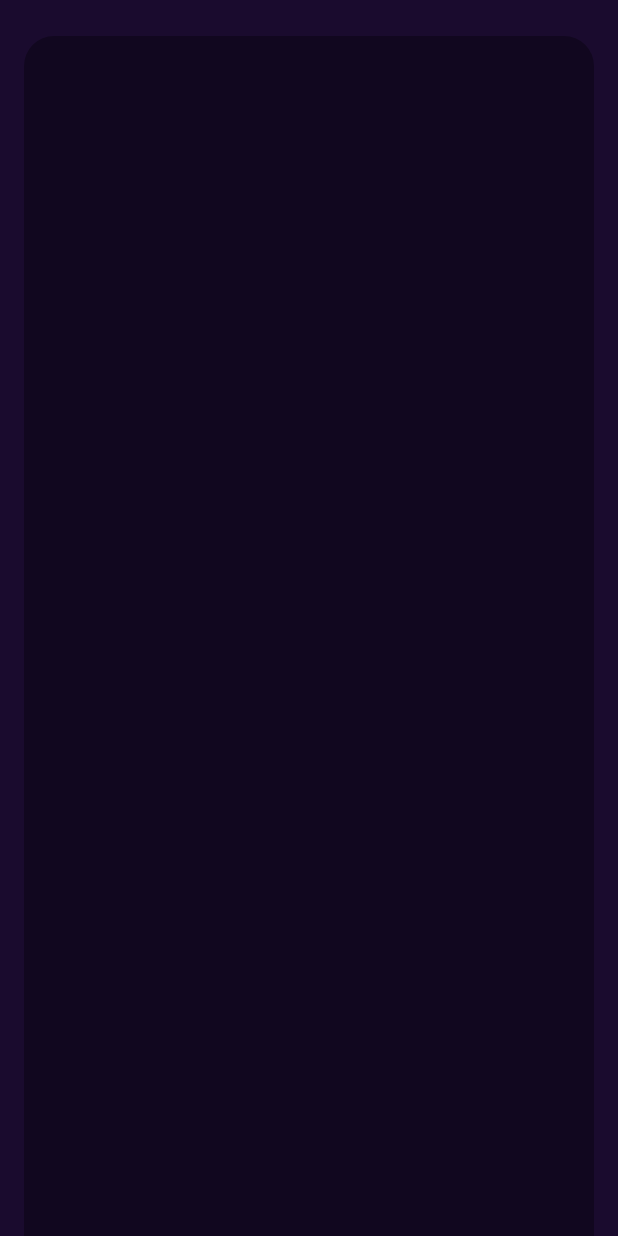
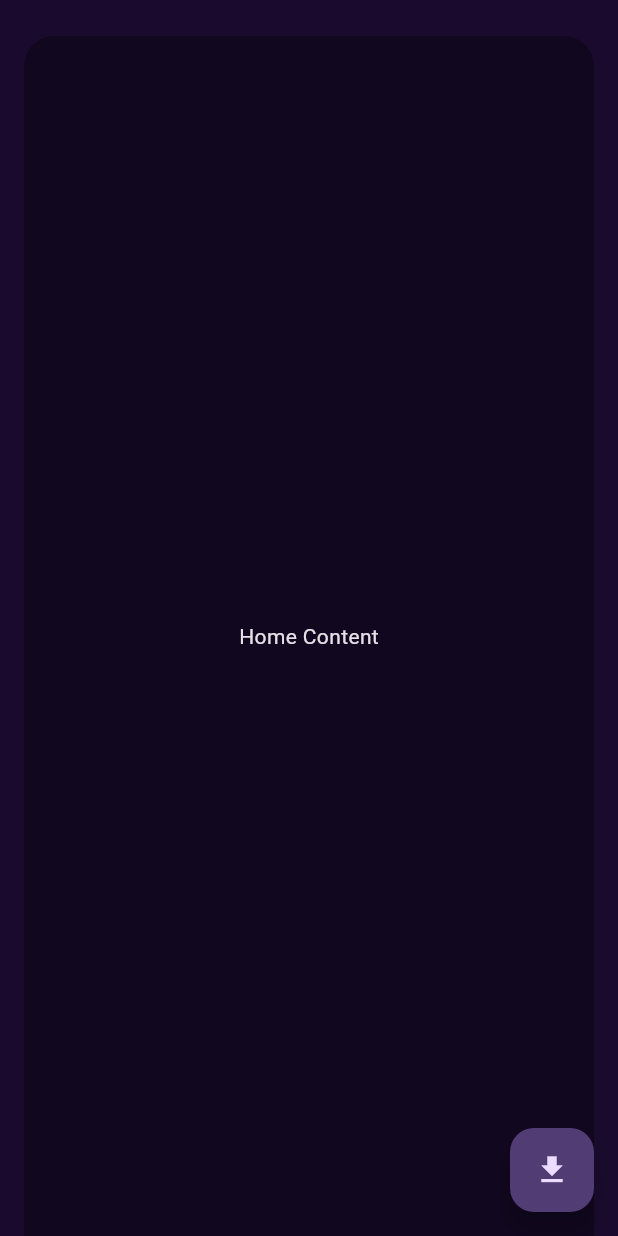
Before and after one commit to hamada-develop/my_portfolio, a Flutter app: the screen it shows after launch, on a phone screen of 412 x 824 dp. Run offline on Flutter 3.47's test engine with Material 3 defaults, Android fonts, the light colour scheme and no system bars; our stand-ins replace equatable, flutter_bloc, flutter_svg, google_fonts.

Commit message:
setup layout

```diff
--- a/lib/core/widgets/animated_floating_action_button.dart
+++ b/lib/core/widgets/animated_floating_action_button.dart
@@ -36,3 +36,46 @@ class AnimatedFloatingActionButton extends StatelessWidget {
     );
   }
 }
+
+
+class AnimatedFAB extends StatelessWidget {
+  final bool isVisible;
+  final VoidCallback onPressed;
+  final IconData icon;
+  final Color? backgroundColor;
+  final Color? foregroundColor;
+  final String? heroTag;
+  final Duration duration;
+
+  const AnimatedFAB({
+    super.key,
+    required this.isVisible,
+    required this.onPressed,
+    this.icon = Icons.add,
+    this.backgroundColor,
+    this.foregroundColor,
+    this.heroTag,
+    this.duration = const Duration(milliseconds: 400),
+  });
+
+  @override
+  Widget build(BuildContext context) {
+    return AnimatedScale(
+      scale: isVisible ? 1.0 : 0.0,
+      duration: duration,
+      curve: Curves.easeInOut,
+      child: AnimatedOpacity(
+        opacity: isVisible ? 1.0 : 0.0,
+        duration: duration,
+        curve: Curves.easeInOut,
+        child: FloatingActionButton(
+          onPressed: isVisible ? onPressed : null,
+          backgroundColor: backgroundColor,
+          foregroundColor: foregroundColor,
+          heroTag: heroTag,
+          child: Icon(icon),
+        ),
+      ),
+    );
+  }
+}
--- /dev/null
+++ b/lib/view/controller/home_state.dart
@@ -0,0 +1,21 @@
+part of 'home_cubit.dart';
+
+class HomeState extends Equatable {
+  final int destination;
+
+  final DeviceWide deviceWide;
+
+  const HomeState({required this.destination, required this.deviceWide});
+
+  @override
+  List<Object?> get props => [destination];
+
+  HomeState copyWith({int? destination, DeviceWide? deviceWide}) {
+    return HomeState(
+      destination: destination ?? this.destination,
+      deviceWide: deviceWide ?? this.deviceWide,
+    );
+  }
+}
+
+enum DeviceWide { small, medium, large }
--- a/lib/view/home_view2.dart
+++ b/lib/view/home_view2.dart
@@ -1,6 +1,10 @@
+import 'package:book/view/controller/home_cubit.dart';
+import 'package:book/view/widgets/home_content.dart';
 import 'package:flutter/material.dart';
+import 'package:flutter_bloc/flutter_bloc.dart';
 
 import '../core/animations.dart';
+import '../core/widgets/animated_floating_action_button.dart';
 import '../core/widgets/disappearing_navigation_rail.dart';
 
 class HomeView2 extends StatefulWidget {
@@ -12,26 +16,51 @@ class HomeView2 extends StatefulWidget {
 
 class _HomeView2State extends State<HomeView2>
     with SingleTickerProviderStateMixin {
-  late final _colorScheme = Theme.of(context).colorScheme;
+  late final AnimationController _controller;
+  late final RailAnimation _railAnimation;
+  late ColorScheme _colorScheme;
 
-  late final _controller = AnimationController(
-    duration: const Duration(milliseconds: 1000),
-    reverseDuration: const Duration(milliseconds: 1250),
+  late final HomeCubit _homeCubit;
+
+  int selectedIndex = 0;
+  bool controllerInitialized = false;
+  double _lastWidth = 0;
+
+  @override
+  void initState() {
+    super.initState();
+    _homeCubit = HomeCubit();
+    _controller = AnimationController(
+      duration: const Duration(milliseconds: 350), // Faster, smoother
+      reverseDuration: const Duration(milliseconds: 350), // Consistent speed
       value: 0,
       vsync: this,
     );
-
-  late final _railAnimation = RailAnimation(parent: _controller);
-
-  int selectedIndex = 0;
-
-  bool controllerInitialized = false;
+    _railAnimation = RailAnimation(parent: _controller);
+  }
 
   @override
   void didChangeDependencies() {
     super.didChangeDependencies();
+    _colorScheme = Theme.of(context).colorScheme;
 
-    final double width = MediaQuery.of(context).size.width;
+    final double width = MediaQuery.sizeOf(context).width;
+
+    // Avoid unnecessary animations on minor width changes
+    if ((width - _lastWidth).abs() < 10 && controllerInitialized) {
+      return;
+    }
+    _lastWidth = width;
+
+    // Set initial state without animation
+    if (!controllerInitialized) {
+      controllerInitialized = true;
+      _controller.value = width > 600 ? 1 : 0;
+      return;
+    }
+
+    // Animate only when crossing the threshold
+    print('test rebuild ..... ');
     final AnimationStatus status = _controller.status;
     if (width > 600) {
       if (status != AnimationStatus.forward &&
@@ -44,50 +73,77 @@ class _HomeView2State extends State<HomeView2>
         _controller.reverse();
       }
     }
-    if (!controllerInitialized) {
-      controllerInitialized = true;
-      _controller.value = width > 600 ? 1 : 0;
-    }
   }
 
   @override
   void dispose() {
+    _homeCubit.close();
     _controller.dispose();
     super.dispose();
   }
 
   @override
   Widget build(BuildContext context) {
-    return AnimatedBuilder(
+    return BlocProvider.value(
+      value: _homeCubit,
+      child: AnimatedBuilder(
         animation: _controller,
-      builder: (context, child) {
+        builder: (context, _) {
           return Scaffold(
             backgroundColor: _colorScheme.surfaceBright,
             body: Row(
-            mainAxisAlignment: .center,
               children: [
-              DisappearingNavigationRail(
+                RepaintBoundary(
+                  child: BlocBuilder<HomeCubit, HomeState>(
+                    buildWhen: (previous, current) =>
+                        previous.destination != current.destination,
+                    builder: (context, state) {
+                      return DisappearingNavigationRail(
                         railAnimation: _railAnimation,
-                selectedIndex: selectedIndex,
+                        selectedIndex: state.destination,
                         backgroundColor: _colorScheme.surfaceBright,
-                onDestinationSelected: (index) {},
+                        onDestinationSelected: (index) {
+                          _homeCubit.changeDestination(index);
+                        },
+                      );
+                    },
+                  ),
                 ),
                 Expanded(
+                  child: RepaintBoundary(
                     child: Container(
-                  margin: EdgeInsets.only(top: 24, left: 16, right: 16),
+                      margin: const EdgeInsets.only(
+                        top: 24,
+                        left: 16,
+                        right: 16,
+                      ),
                       decoration: BoxDecoration(
                         color: _colorScheme.surface,
-                    borderRadius: BorderRadius.only(
+                        borderRadius: const BorderRadius.only(
                           topLeft: Radius.circular(20),
                           topRight: Radius.circular(20),
                         ),
+                      ),
+                      child: HomeContent(),
                     ),
                   ),
                 ),
               ],
             ),
+            floatingActionButton: RepaintBoundary(
+              child: LayoutBuilder(
+                builder: (BuildContext context, BoxConstraints constraints) {
+                  return AnimatedFAB(
+                    onPressed: () {},
+                    icon: Icons.download,
+                    isVisible: constraints.maxWidth < 600,
                   );
                 },
+              ),
+            ),
+          );
+        },
+      ),
     );
   }
 }
--- /dev/null
+++ b/lib/view/widgets/home_content.dart
@@ -0,0 +1,10 @@
+import 'package:flutter/material.dart';
+
+class HomeContent extends StatelessWidget {
+  const HomeContent({super.key});
+
+  @override
+  Widget build(BuildContext context) {
+    return Center(child: Text('Home Content'));
+  }
+}
--- a/pubspec.yaml
+++ b/pubspec.yaml
@@ -31,6 +31,8 @@ dependencies:
   flutter:
     sdk: flutter
   google_fonts: ^6.3.2
+  flutter_bloc: ^9.1.1
+  equatable: ^2.0.7
 
   # The following adds the Cupertino Icons font to your application.
   # Use with the CupertinoIcons class for iOS style icons.
```
Also changed, not shown: lib/core/transitions/nav_rail_transition.dart (+16 -11 lines), lib/core/widgets/disappearing_navigation_rail.dart (+33 -9 lines), lib/view/controller/home_cubit.dart (added, +32 -0 lines), pubspec.lock. Lines whose indentation alone changed are shown as unchanged.
